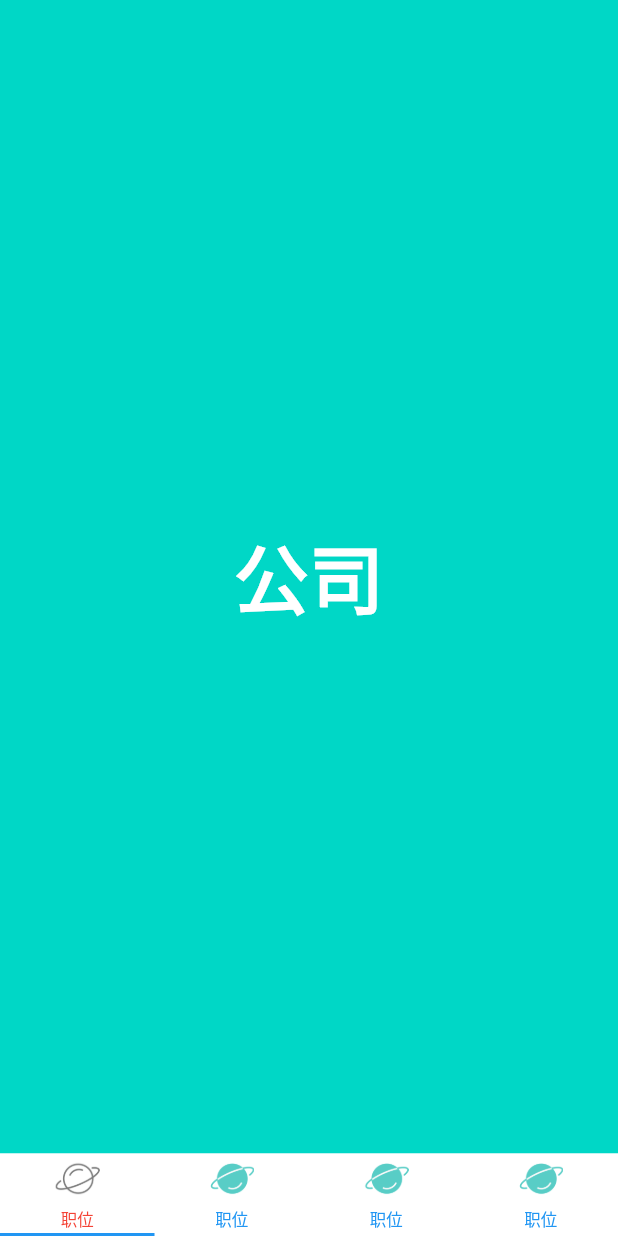
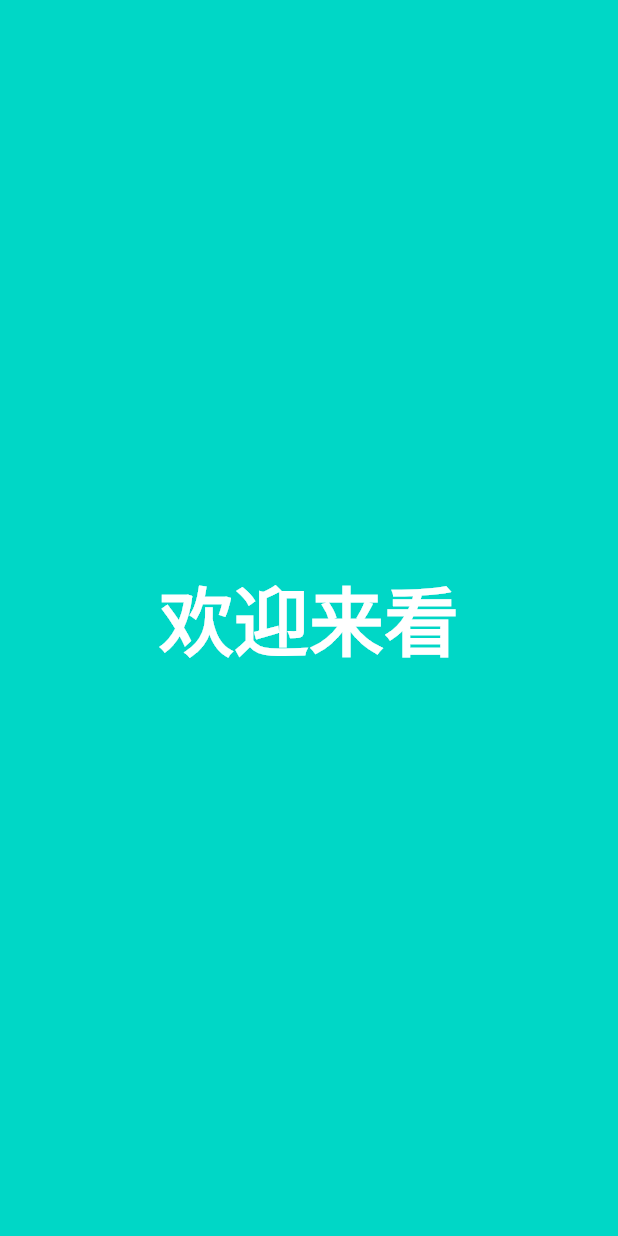
Before and after one commit to youngleish/flutter_demo, a Flutter app: the first screen one second after launch, on a phone screen of 412 x 824 dp. Run offline on Flutter 3.47's test engine with Material 2 defaults, Android fonts, the phone set to English and light mode, and no system bars.

Commit message:
添加主题色 && 欢迎页

```diff
--- a/lib/Component/tab_item.dart
+++ b/lib/Component/tab_item.dart
@@ -51,9 +51,11 @@ class _IconTabState extends State<IconTab> {
     );
 
     //  导航栏有固定高度，所以要用尺寸盒子包裹起来
-    return SizedBox(
-      height: 53.0,
-      child: icon,
+    return SafeArea( // 安全距离
+      child: SizedBox(
+        height: 53.0,
+        child: icon,
+      )
     );
   }
 }
--- a/lib/home.dart
+++ b/lib/home.dart
@@ -47,6 +47,7 @@ class _BOSSAppState extends State<BOSSApp> with SingleTickerProviderStateMixin {
           MessageScreen(),
           MineScreen()
         ],
+        physics: NeverScrollableScrollPhysics(), // 关闭左右滑动切换tab
         controller: _controller,
       ),
       bottomNavigationBar: Material(
@@ -56,24 +57,24 @@ class _BOSSAppState extends State<BOSSApp> with SingleTickerProviderStateMixin {
           labelStyle: TextStyle(fontSize: 11),
           tabs: <Widget>[
             IconTab(
-              icon: _currentIndex == 0 ? 'assets/images/ic_main_tab_find_nor.png' : 'assets/images/ic_main_tab_find_pre.png',
+              icon: _currentIndex == 0 ? 'assets/images/ic_main_tab_find_pre.png' : 'assets/images/ic_main_tab_find_nor.png',
               text: '职位',
-              color: _currentIndex == 0 ? Colors.red : Colors.blue,
+              color: _currentIndex == 0 ? Color.fromARGB(255, 0, 215, 198) : Colors.grey,
             ),
             IconTab(
-              icon: _currentIndex == 1 ? 'assets/images/ic_main_tab_find_nor.png' : 'assets/images/ic_main_tab_find_pre.png',
-              text: '职位',
-              color: _currentIndex == 1 ? Colors.red : Colors.blue,
+              icon: _currentIndex == 1 ? 'assets/images/ic_main_tab_company_pre.png' : 'assets/images/ic_main_tab_company_nor.png',
+              text: '公司',
+              color: _currentIndex == 1 ? Theme.of(context).primaryColor : Colors.grey, // 还可以直接使用main.dart中定义的主题色
             ),
             IconTab(
-              icon: _currentIndex == 2 ? 'assets/images/ic_main_tab_find_nor.png' : 'assets/images/ic_main_tab_find_pre.png',
-              text: '职位',
-              color: _currentIndex == 2 ? Colors.red : Colors.blue,
+              icon: _currentIndex == 2 ? 'assets/images/ic_main_tab_contacts_pre.png' : 'assets/images/ic_main_tab_contacts_nor.png',
+              text: '消息',
+              color: _currentIndex == 2 ? Theme.of(context).primaryColor : Colors.grey,
             ),
             IconTab(
-              icon: _currentIndex == 3 ? 'assets/images/ic_main_tab_find_nor.png' : 'assets/images/ic_main_tab_find_pre.png',
-              text: '职位',
-              color: _currentIndex == 3 ? Colors.red : Colors.blue,
+              icon: _currentIndex == 3 ? 'assets/images/ic_main_tab_my_pre.png' : 'assets/images/ic_main_tab_my_nor.png',
+              text: '个人',
+              color: _currentIndex == 3 ? Theme.of(context).primaryColor : Colors.grey,
             )
         ]),
       ),
--- a/lib/main.dart
+++ b/lib/main.dart
@@ -1,5 +1,5 @@
 import 'package:flutter/material.dart';
-import 'package:flutter_demo/home.dart';
+import 'package:flutter_demo/screen/welcom.dart';
 
 void main() => runApp(MyApp());
 
@@ -10,8 +10,11 @@ class MyApp extends StatelessWidget {
       title: 'Flutter Demo',
       theme: ThemeData(
         primarySwatch: Colors.blue,
+        primaryColor: Color.fromARGB(255, 0, 215, 198), // 主题色
+        primaryIconTheme: IconThemeData(color: Colors.white),
+        accentColor: Colors.cyan[300]
       ),
-      home: BOSSApp(),
+      home: WelcomePage(),
     );
   }
 }
--- /dev/null
+++ b/lib/screen/welcom.dart
@@ -0,0 +1,48 @@
+import 'dart:async';
+
+import 'package:flutter/material.dart';
+import 'package:flutter_demo/home.dart';
+
+class WelcomePage extends StatefulWidget {
+  @override
+  _WelcomePage createState() => new _WelcomePage();
+
+  // @override
+  // State<StatefulWidget> createState() {
+  //   // TODO: implement createState
+  //   return null;
+  // }
+}
+
+class _WelcomePage extends State<WelcomePage> {
+  Timer _timer;
+  @override
+  void initState() {
+    super.initState();
+    _timer = new Timer(Duration(milliseconds: 2000), () {
+      // (Route route) => route == null route为null的时候移除路由
+      Navigator.of(context).pushAndRemoveUntil(new MaterialPageRoute(
+        builder: (BuildContext context) => new BOSSApp()
+      ), (Route route) => route == null);
+    });
+  }
+  @override
+  Widget build(BuildContext context) {
+    return Material(
+      color: Color.fromARGB(255, 0, 215, 198),
+      child: Center(
+        child: Text(
+          '欢迎来看',
+          style: TextStyle(
+              fontSize: 50, fontWeight: FontWeight.bold, color: Colors.white),
+        ),
+      ),
+    );
+  }
+  // 移除timer
+  @override
+  void dispose() {
+    _timer.cancel();
+    super.dispose();
+  }
+}
```
